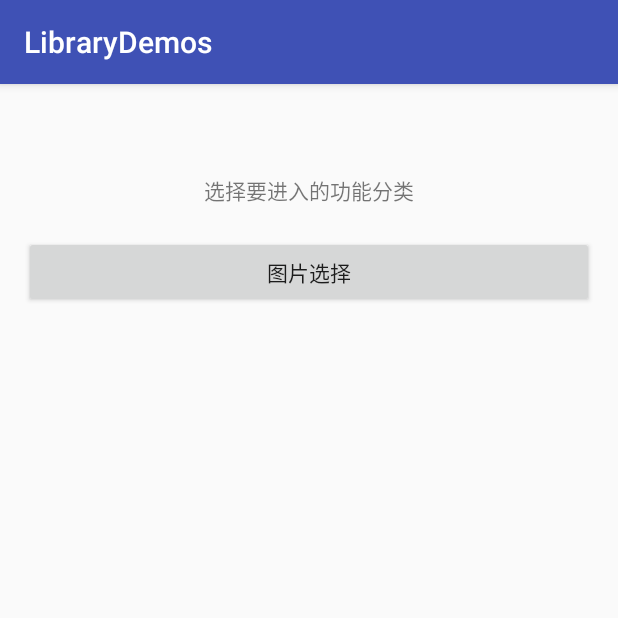
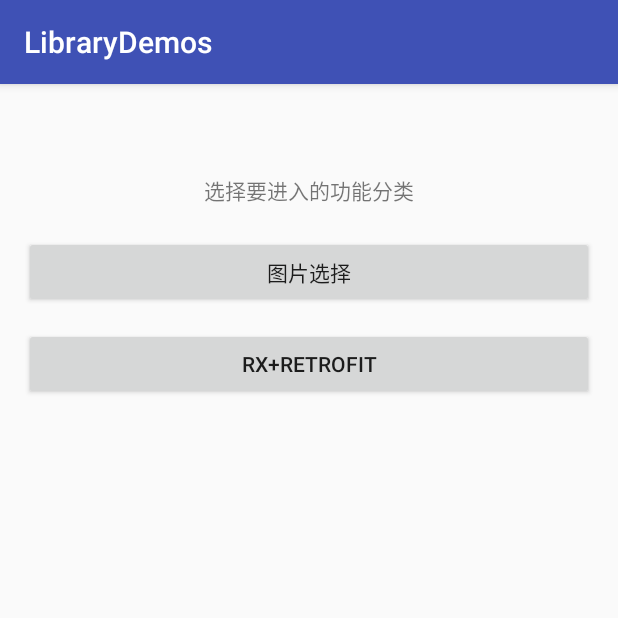
Before and after one commit to sunsteam/LibraryDemos, an Android app: the screen it shows after launch (MainActivity), on a phone screen of 412 x 824 dp, the top half of it. Run offline under Robolectric (Android 15) with nearby library versions, the phone set to English and light mode, and no system bars; our stand-ins replace ButterKnife.

Commit message:
增加rxretrofit按钮

```diff
--- a/app/build.gradle
+++ b/app/build.gradle
@@ -12,6 +12,10 @@ android {
 
         applicationId "com.yomii.librarydemos"
         testInstrumentationRunner "android.support.test.runner.AndroidJUnitRunner"
+    }
+
+    dataBinding{
+        enabled true
     }
 
 
--- a/app/src/main/java/com/yomii/librarydemos/PageUtils.java
+++ b/app/src/main/java/com/yomii/librarydemos/PageUtils.java
@@ -13,4 +13,8 @@ public class PageUtils {
     public static void imageFuncActivity(Context context){
         context.startActivity(new Intent(context, ImageFuncActivity.class));
     }
+
+    public static void RxRetrofitActivity(Context context){
+        context.startActivity(new Intent(context, ImageFuncActivity.class));
+    }
 }
--- a/app/src/main/res/layout/activity_main.xml
+++ b/app/src/main/res/layout/activity_main.xml
@@ -1,12 +1,17 @@
 <?xml version="1.0" encoding="utf-8"?>
-<android.support.constraint.ConstraintLayout xmlns:android="http://schemas.android.com/apk/res/android"
+<android.support.constraint.ConstraintLayout
+    xmlns:android="http://schemas.android.com/apk/res/android"
     xmlns:app="http://schemas.android.com/apk/res-auto"
     xmlns:tools="http://schemas.android.com/tools"
     android:layout_width="match_parent"
     android:layout_height="match_parent"
+    android:paddingLeft="@dimen/dp_16"
+    android:paddingRight="@dimen/dp_16"
     tools:context="com.yomii.librarydemos.MainActivity">
 
+
     <TextView
+        android:id="@+id/textView"
         android:layout_width="wrap_content"
         android:layout_height="wrap_content"
         android:text="@string/main_select_function"
@@ -15,20 +20,28 @@
         app:layout_constraintLeft_toLeftOf="parent"
         app:layout_constraintRight_toRightOf="parent"
         app:layout_constraintTop_toTopOf="parent"
-        app:layout_constraintVertical_bias="0.08"
-        android:id="@+id/textView" />
+        app:layout_constraintVertical_bias="0.08" />
 
     <Button
         android:id="@+id/button_image_selector"
         android:layout_width="0dp"
         android:layout_height="wrap_content"
-        android:layout_marginLeft="16dp"
-        android:layout_marginRight="16dp"
-        android:text="@string/image_selecotr"
+        android:layout_marginTop="20dp"
+        android:text="@string/str_image_selector"
+        app:layout_constraintHorizontal_bias="0.0"
         app:layout_constraintLeft_toLeftOf="parent"
         app:layout_constraintRight_toRightOf="parent"
-        app:layout_constraintHorizontal_bias="0.0"
-        android:layout_marginTop="20dp"
         app:layout_constraintTop_toBottomOf="@+id/textView" />
 
+    <Button
+        android:id="@+id/button_rx_retrofit"
+        android:layout_width="0dp"
+        android:layout_height="wrap_content"
+        android:layout_marginTop="13dp"
+        android:text="@string/str_rx_retrofit"
+        app:layout_constraintHorizontal_bias="0.0"
+        app:layout_constraintLeft_toLeftOf="parent"
+        app:layout_constraintRight_toRightOf="parent"
+        app:layout_constraintTop_toBottomOf="@+id/button_image_selector" />
+
 </android.support.constraint.ConstraintLayout>
--- a/app/src/main/res/values/strings.xml
+++ b/app/src/main/res/values/strings.xml
@@ -1,7 +1,8 @@
 <resources>
     <string name="app_name">LibraryDemos</string>
     <string name="main_select_function">选择要进入的功能分类</string>
-    <string name="image_selecotr">图片选择</string>
+    <string name="str_image_selector">图片选择</string>
+    <string name="str_rx_retrofit">rx+retrofit</string>
     <string name="image_source_pls">请选择图片来源</string>
     <string name="image_source_camera">拍照</string>
     <string name="image_source_album">从手机相册选取</string>
```
Also changed, not shown: app/src/main/java/com/yomii/librarydemos/MainActivity.java (+12 -3 lines).
